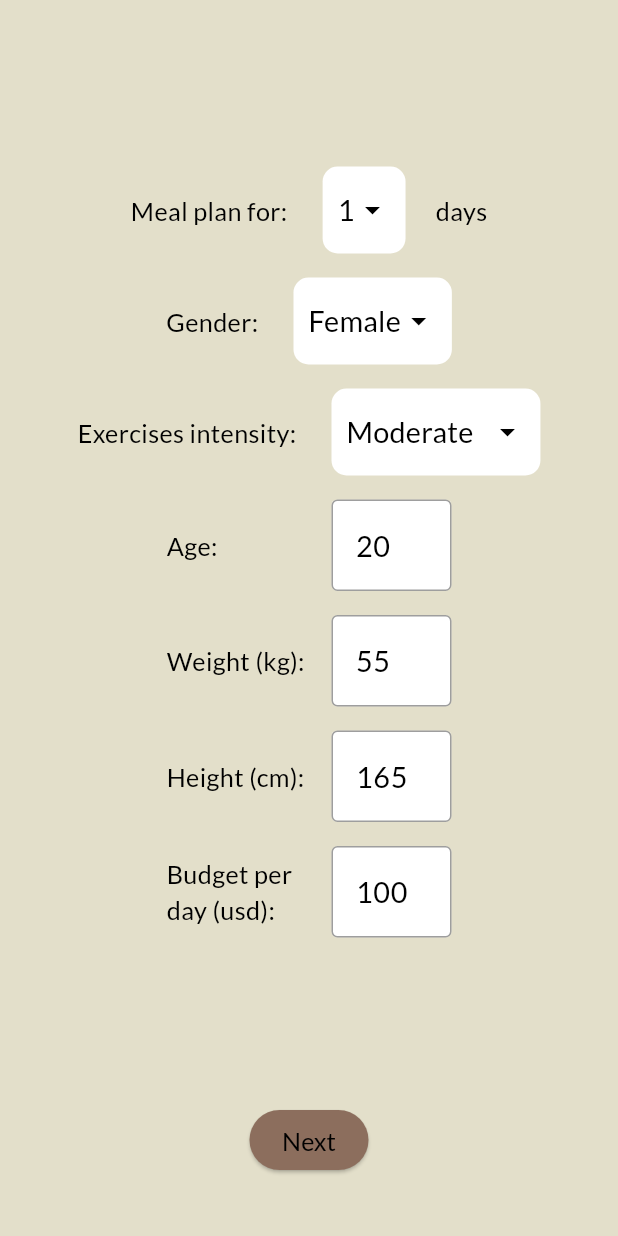
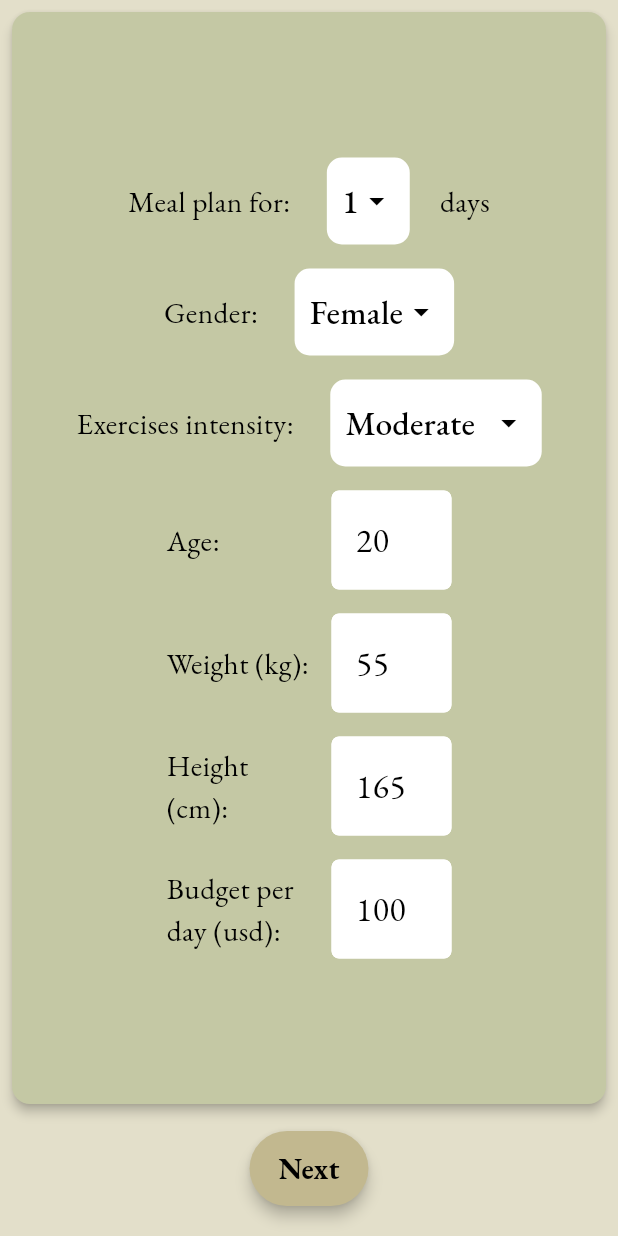
Before and after one commit to Victoria-Developer/Fitsy, a Flutter app: the screen it shows after launch, on a phone screen of 412 x 824 dp. Run offline on Flutter 3.47's test engine with Material 3 defaults, Android fonts, the phone set to English and light mode, and no system bars; our stand-ins replace flutter_riverpod, go_router, google_fonts, objectbox, riverpod_annotation, shared_preferences; generated files the repository leaves out were written again.

Commit message:
Added images for recipes. Implemented Pixabay api. Changed fonts.

```diff
--- a/lib/data/api/gemini/gemini_api.dart
+++ b/lib/data/api/gemini/gemini_api.dart
@@ -9,7 +9,7 @@ import 'gemini_model.dart';
 Future<Response?> sendRequest(String requestBody) async {
   var url = "https://generativelanguage.googleapis.com/v1beta/models/"
       "${GeminiModel.flashLatestStable.name}:generateContent?key=$geminiApiKey";
-  var response = await sendHttpRequest(url, requestBody);
+  var response = await postHttpRequest(url, requestBody);
   if (response != null) {
     return response;
   } else {
@@ -60,6 +60,7 @@ String _buildMenuPrompt(int daysNumber, int calories, int budget) {
     Describe recipes in detail with all ingredients measurements.
     Do not repeat recipe names, and ensure that each recipe is distinct from others.
     Don't mention meal name like 'Breakfast' in 'recipe_name'.
+    Be concise in recipe names and use popular ones.
         {
             "recipes":[
                 {
--- a/lib/domain/converters/converter.dart
+++ b/lib/domain/converters/converter.dart
@@ -8,7 +8,8 @@ Recipe fromEntityToDTO(RecipeEntity recipeEntity) {
       name: recipeEntity.name,
       instructions: recipeEntity.instructions,
       calories: recipeEntity.calories,
-      price: recipeEntity.price);
+      price: recipeEntity.price,
+      imgUrl: recipeEntity.imgUrl);
 }
 
 Recipe fromJsonToDTO(Map<String, dynamic> json) {
--- a/lib/main.dart
+++ b/lib/main.dart
@@ -17,7 +17,7 @@ class App extends ConsumerWidget {
   Widget build(BuildContext context, WidgetRef ref) {
     final router = ref.watch(routerProvider);
 
-    final textTheme = createTextTheme(context, "Lato", "Lato");
+    final textTheme = createTextTheme(context, "EB Garamond", "EB Garamond");
     final theme = MaterialTheme(textTheme);
 
     return MaterialApp.router(
--- a/lib/presentation/screens/options_page.dart
+++ b/lib/presentation/screens/options_page.dart
@@ -3,6 +3,7 @@ import 'package:fitsy/presentation/screens/settings_notifier.dart';
 import 'package:flutter/material.dart';
 import 'package:flutter/services.dart';
 import 'package:flutter_riverpod/flutter_riverpod.dart';
+import 'package:google_fonts/google_fonts.dart';
 
 import '../../domain/enums/activity.dart';
 import '../../domain/enums/gender.dart';
@@ -43,7 +44,8 @@ class _OptionsPageState extends ConsumerState<OptionsPage> {
 
   Widget _buildMainContent(Settings userData, SettingsNotifier notifier) {
     return Scaffold(
-        body: Center(
+        body: Card(
+            child: Center(
           child: SingleChildScrollView(
               child: Column(
             mainAxisSize: MainAxisSize.min,
@@ -100,12 +102,13 @@ class _OptionsPageState extends ConsumerState<OptionsPage> {
               )
             ],
           )),
-        ),
+        )),
         bottomNavigationBar: Row(
           mainAxisAlignment: MainAxisAlignment.center,
           children: [
             Padding(
-              padding: const EdgeInsets.only(bottom: 40.0), // adjust as needed
+              padding: const EdgeInsets.only(top: 10.0, bottom: 20.0),
+              // adjust as needed
               child: _buildSubmitButton(userData.isFirstLaunch, notifier),
             ),
           ],
@@ -182,7 +185,8 @@ class _OptionsPageState extends ConsumerState<OptionsPage> {
         }
         notifier.saveSettings();
       },
-      child: Text(isFirstLaunch ? "Next" : "Save"),
+      child: Text(isFirstLaunch ? "Next" : "Save",
+          style: GoogleFonts.ebGaramond(fontWeight: FontWeight.bold)),
     );
   }
 }
--- a/lib/presentation/themes/material_theme.dart
+++ b/lib/presentation/themes/material_theme.dart
@@ -6,12 +6,13 @@ class AppColors {
   static const Color base = Color(0xFFB6A39E);
   static const Color dark = Color(0xFF948B89);
   static const Color olive = Color(0xFFBBBA95);
-  static const Color rose = Color(0xFF8C6E5D);
+  static const Color golden = Color(0xFFc2b88f);
   static const Color lightYellow = Color(0xFFC4C9A6);
 }
 
 class MaterialTheme {
   final TextTheme textTheme;
+
   const MaterialTheme(this.textTheme);
 
   static ColorScheme darkColorScheme() {
@@ -19,11 +20,13 @@ class MaterialTheme {
       brightness: Brightness.dark,
 
       // Primary color for buttons, highlights
-      primary: Color(0xFFCE8537), // active button
-      onPrimary: AppColors.dark, // text on primary (base)
+      primary: Color(0xFFCE8537),
+      // active button
+      onPrimary: AppColors.dark,
+      // text on primary (base)
 
       // Used for primary color containers (like ElevatedButton) //
-      primaryContainer: AppColors.rose,
+      primaryContainer: AppColors.golden,
       onPrimaryContainer: AppColors.light,
 
       // Secondary - accents or less prominent components
@@ -41,12 +44,14 @@ class MaterialTheme {
       onErrorContainer: Color(0xFFFFFFFF),
 
       // Surface colors for cards, sheets, etc.
-      surface: AppColors.lightMuted, // main background
+      surface: AppColors.lightMuted,
+      // main background
       onSurface: AppColors.light,
 
       // Variants
       surfaceTint: AppColors.dark,
-      onSurfaceVariant: AppColors.dark, // inactive button color //
+      onSurfaceVariant: AppColors.dark,
+      // inactive button color //
       outline: AppColors.base,
       outlineVariant: AppColors.dark,
 
@@ -79,19 +84,27 @@ class MaterialTheme {
       ),
       elevatedButtonTheme: ElevatedButtonThemeData(
           style: ElevatedButton.styleFrom(
-    backgroundColor: colorScheme.primaryContainer, // force button bg color
+        elevation: 4,
+        minimumSize: Size(60, 50),
+        backgroundColor: colorScheme.primaryContainer,
+        // force button bg color
         foregroundColor: colorScheme.onPrimaryContainer,
       )),
       cardTheme: CardTheme(
-      color: AppColors.lightYellow, // card background
-      surfaceTintColor: colorScheme.primaryContainer, // for Material 3 elevation tint
-      shadowColor: Colors.black, // optional
-      elevation: 2, // optional
+        color: AppColors.lightYellow,
+        // card background
+        surfaceTintColor: colorScheme.primaryContainer,
+        // for Material 3 elevation tint
+        shadowColor: Colors.black,
+        // optional
+        elevation: 3,
+        // optional
         margin: EdgeInsets.all(8), // optional
       ),
       inputDecorationTheme: const InputDecorationTheme(
         filled: true,
-      fillColor: Colors.white, // background
+        fillColor: Colors.white,
+        // background
         hintStyle: TextStyle(color: Colors.black54),
         labelStyle: TextStyle(color: Colors.black),
         enabledBorder: OutlineInputBorder(
@@ -100,6 +113,5 @@ class MaterialTheme {
         focusedBorder: OutlineInputBorder(
           borderSide: BorderSide(color: Colors.black),
         ),
-    )
-  );
+      ));
 }
--- a/lib/presentation/themes/util.dart
+++ b/lib/presentation/themes/util.dart
@@ -14,6 +14,6 @@ TextTheme createTextTheme(
     labelLarge: bodyTextTheme.labelLarge,
     labelMedium: bodyTextTheme.labelMedium,
     labelSmall: bodyTextTheme.labelSmall,
-  ).apply(fontSizeFactor: 1.2);
+  ).apply(fontSizeFactor: 1.4);
   return textTheme;
 }
--- a/lib/presentation/widgets/outlined_text_field.dart
+++ b/lib/presentation/widgets/outlined_text_field.dart
@@ -23,7 +23,10 @@ class OutlinedTextField extends StatelessWidget {
       },
       inputFormatters: inputFormatters,
       decoration: InputDecoration(
-        border: const OutlineInputBorder(),
+        enabledBorder: OutlineInputBorder(
+          borderRadius: BorderRadius.circular(5),
+          borderSide: BorderSide(color: Colors.white), // or any color
+        ),
       ),
     );
   }
```
Also changed, not shown: lib/data/api/http_request.dart (+15 -1 lines), lib/data/api/pixabay_api.dart (added, +15 -0 lines), lib/data/database/objectbox-model.json (+15 -10 lines), lib/data/entities/recipe_entity.dart (+9 -4 lines), lib/data/repositories/recipes_repository.dart (+15 -2 lines), lib/domain/models/recipe.dart (+9 -1 lines), lib/presentation/screens/recipes_page.dart (+40 -20 lines). Lines whose indentation alone changed are shown as unchanged.
